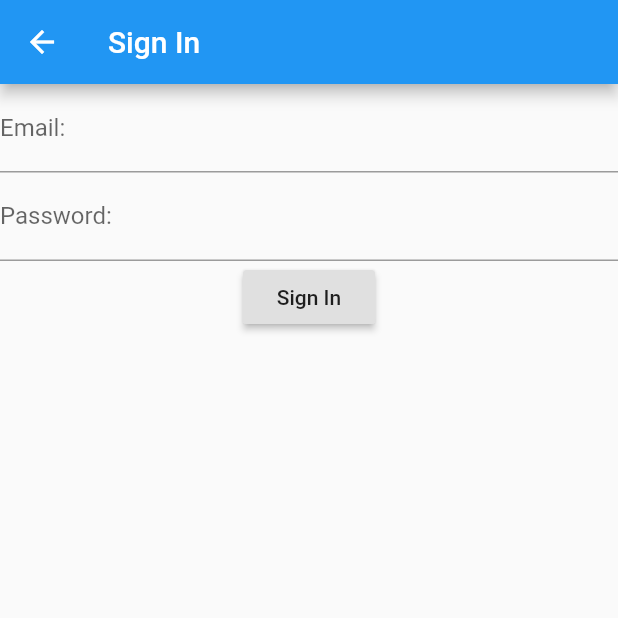
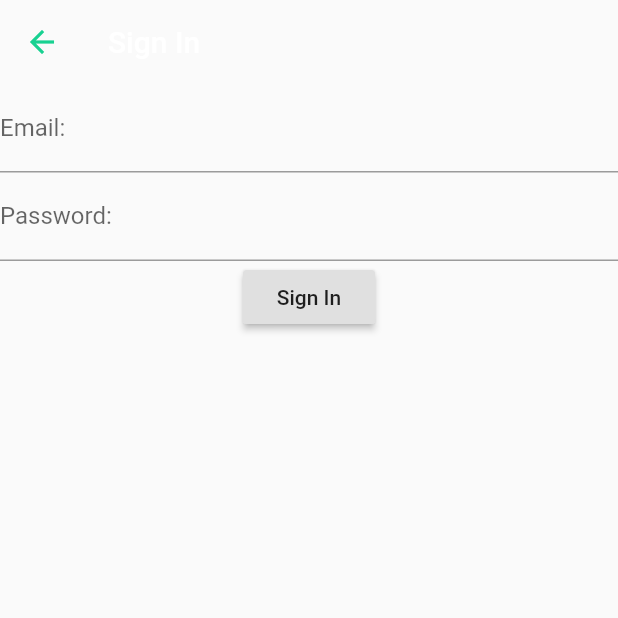
Before and after one commit to FFnewbeees/maga, a Flutter app: the screen it shows after launch, after a tap on "Sign In with Email", on a phone screen of 412 x 824 dp, the top half of it. Run offline on Flutter 3.47's test engine with Material 2 defaults, Android fonts, the phone set to English and light mode, and no system bars; our stand-ins replace firebase_auth; accounts and stored records are empty.

Commit message:
minor changes

```diff
--- a/lib/authentication/signIn.dart
+++ b/lib/authentication/signIn.dart
@@ -15,6 +15,9 @@ class _SignInPageState extends State<SignInPage>{
     return Scaffold(
       appBar: AppBar(
         title: Text('Sign In'),
+        backgroundColor: Colors.transparent,
+        elevation: 0.0,
+        iconTheme: IconThemeData(color: Color(0xFF18D191)),
       ),
       body: Form(
         key: _formKey,
```
